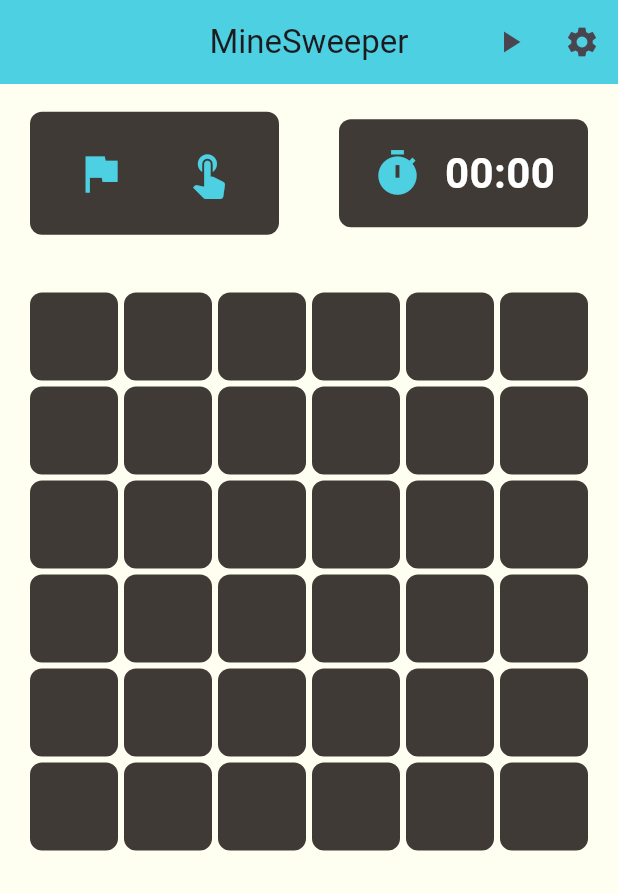
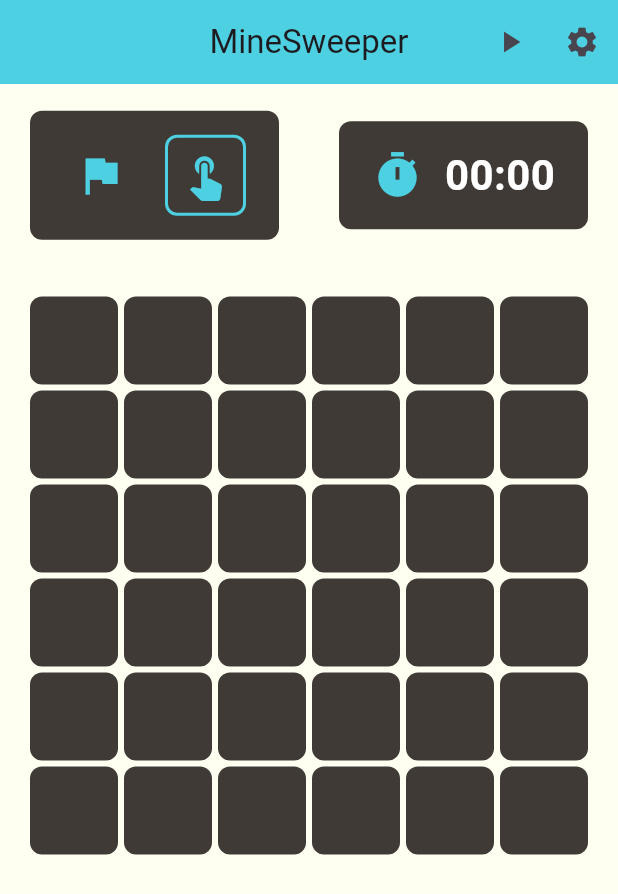
Before and after one commit to tungt84/Minesweeper-Flutter, a Flutter app: the screen it shows after launch, after a tap on the "touch app" icon, on a phone screen of 412 x 824 dp. Shown: the top 894 px of the screen. Run offline on Flutter 3.47's test engine with Material 3 defaults, Android fonts, the phone set to English and light mode, and no system bars.

Commit message:
highlight touchMode/Flagmode

```diff
--- a/lib/ui/screens/main_page/main.page.dart
+++ b/lib/ui/screens/main_page/main.page.dart
@@ -136,6 +136,32 @@ class _MainPageState extends State<MainPage> {
                   child: Row(
                     mainAxisAlignment: MainAxisAlignment.spaceBetween,
                     children: [
+                      !_touchMode?
+                      InkWell(
+                        onTap: () {
+                         setState(() {
+                            if(_gameStarted){
+                              _touchMode = false;
+                            }
+                          });
+                        },
+                        highlightColor: AppColor.secondaryColor.withOpacity(0.3),
+                        splashColor: AppColor.secondaryColor.withOpacity(0.5),
+                        borderRadius: BorderRadius.circular(8.0),
+                        child: Container(
+                          decoration: BoxDecoration(
+                            border: Border.all(color: AppColor.secondaryColor, width: 2.0),
+                            borderRadius: BorderRadius.circular(8.0),
+                          ),
+                          child: Padding(
+                            padding: const EdgeInsets.all(8.0),
+                            child: Icon(
+                              Icons.flag,
+                            color: AppColor.secondaryColor,
+                            size: 34.0,),
+                          ),
+                        ),
+                      ):
                       IconButton(icon:
                         Icon(
                         Icons.flag,
@@ -144,11 +170,38 @@ class _MainPageState extends State<MainPage> {
                         ),
                         onPressed: ()=>{
                           setState(() {
-                             _touchMode = false;
+                            if(_gameStarted){
+                              _touchMode = false;
+                            }
                           })
                         },
                       ),
-                      IconButton(icon:
+                      _touchMode ?
+                      InkWell(
+                        onTap: () {
+                         setState(() {
+                            if(_gameStarted){
+                              _touchMode = true;
+                            }
+                          });
+                        },
+                        highlightColor: AppColor.secondaryColor.withOpacity(0.3),
+                        splashColor: AppColor.secondaryColor.withOpacity(0.5),
+                        borderRadius: BorderRadius.circular(8.0),
+                        child: Container(
+                          decoration: BoxDecoration(
+                            border: Border.all(color: AppColor.secondaryColor, width: 2.0),
+                            borderRadius: BorderRadius.circular(8.0),
+                          ),
+                          child: Padding(
+                            padding: const EdgeInsets.all(8.0),
+                            child: Icon(
+                              Icons.touch_app,
+                            color: AppColor.secondaryColor,
+                            size: 34.0,),
+                          ),
+                        ),
+                      ): IconButton(icon:
                         Icon(
                           Icons.touch_app,
                           color: AppColor.secondaryColor,
@@ -156,7 +209,9 @@ class _MainPageState extends State<MainPage> {
                         ),
                         onPressed: () =>{
                           setState(() {
-                             _touchMode = true;
+                            if(_gameStarted){
+                              _touchMode = true;
+                            }
                           })
                         },
                       ),
```
